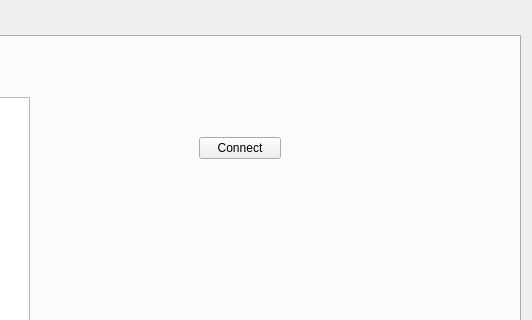
hussein-shehata/ClientForChatGUI, file mainapplication.ui: the form before one commit; both pictures show x 484 to 1016 and y 0 to 320 of the 1016 by 634 pixel window.
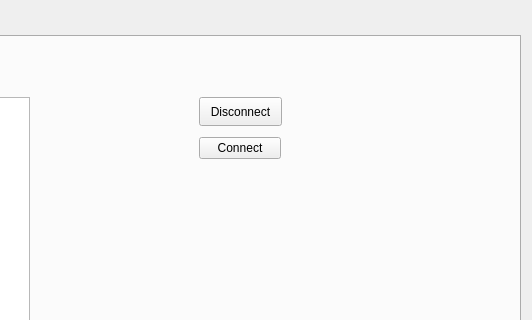
The form after the commit. The open tabs and pages were chosen to show the change.

Commit message: added feature of disconnecting either by pressing the button or closing the window.

Patch:
```diff
--- a/mainapplication.ui
+++ b/mainapplication.ui
@@ -126,6 +126,19 @@
         </item>
        </layout>
       </widget>
+      <widget class="QPushButton" name="pushButton">
+       <property name="geometry">
+        <rect>
+         <x>670</x>
+         <y>60</y>
+         <width>83</width>
+         <height>29</height>
+        </rect>
+       </property>
+       <property name="text">
+        <string>Disconnect</string>
+       </property>
+      </widget>
      </widget>
      <widget class="QWidget" name="FriendListTab">
       <attribute name="title">
```
Left out of the diff: 2 changed lines with no effect on the pictures. The commit also changes 6 other files.
